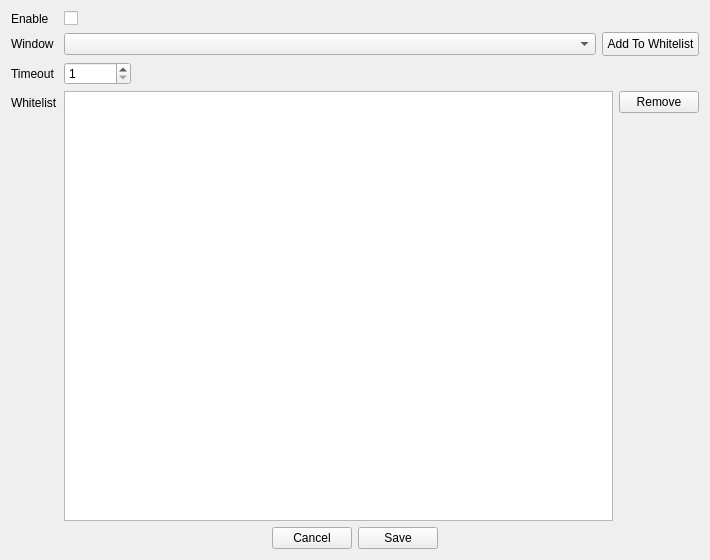
First picture: the form in ui/obsplayui.ui, repository lolepop/obsplay, before the edit.
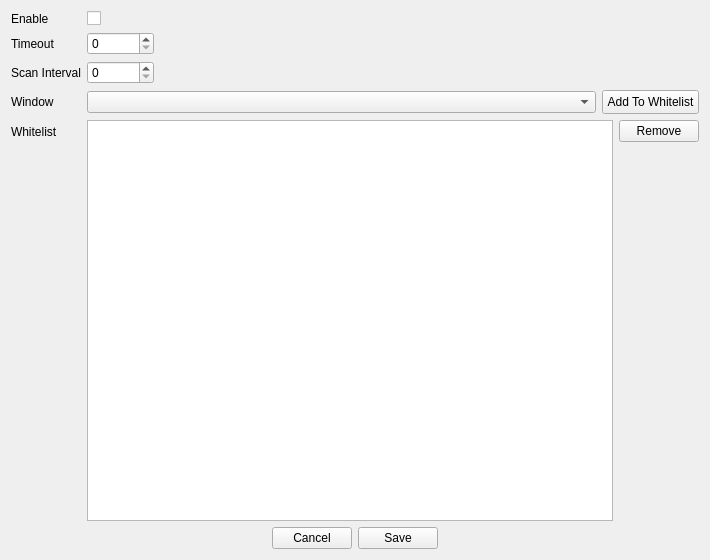
Second picture: the form after the edit.

Commit message: timeout setting and fix leaks

Diff of the .ui file:
```diff
--- a/ui/obsplayui.ui
+++ b/ui/obsplayui.ui
@@ -52,6 +52,55 @@
       </widget>
      </item>
      <item row="1" column="0">
+      <widget class="QLabel" name="label_3">
+       <property name="text">
+        <string>Timeout</string>
+       </property>
+       <property name="margin">
+        <number>4</number>
+       </property>
+      </widget>
+     </item>
+     <item row="1" column="1">
+      <widget class="QSpinBox" name="timeoutBox">
+       <property name="sizePolicy">
+        <sizepolicy hsizetype="Fixed" vsizetype="Fixed">
+         <horstretch>0</horstretch>
+         <verstretch>0</verstretch>
+        </sizepolicy>
+       </property>
+       <property name="minimum">
+        <number>0</number>
+       </property>
+       <property name="maximum">
+        <number>2147483647</number>
+       </property>
+      </widget>
+     </item>
+     <item row="2" column="0">
+      <widget class="QLabel" name="label_4">
+       <property name="text">
+        <string>Scan Interval</string>
+       </property>
+       <property name="margin">
+        <number>4</number>
+       </property>
+      </widget>
+     </item>
+     <item row="2" column="1">
+      <widget class="QSpinBox" name="intervalBox">
+       <property name="sizePolicy">
+        <sizepolicy hsizetype="Fixed" vsizetype="Fixed">
+         <horstretch>0</horstretch>
+         <verstretch>0</verstretch>
+        </sizepolicy>
+       </property>
+       <property name="maximum">
+        <number>2147483647</number>
+       </property>
+      </widget>
+     </item>
+     <item row="3" column="0">
       <widget class="QLabel" name="label">
        <property name="text">
         <string>Window</string>
@@ -64,7 +113,7 @@
        </property>
       </widget>
      </item>
-     <item row="1" column="1">
+     <item row="3" column="1">
       <layout class="QHBoxLayout" name="horizontalLayout" stretch="0,0">
        <item>
         <widget class="QComboBox" name="windowBox">
@@ -97,7 +146,7 @@
        </item>
       </layout>
      </item>
-     <item row="3" column="0">
+     <item row="4" column="0">
       <widget class="QLabel" name="label_2">
        <property name="text">
         <string>Whitelist</string>
@@ -110,7 +159,7 @@
        </property>
       </widget>
      </item>
-     <item row="3" column="1">
+     <item row="4" column="1">
       <layout class="QHBoxLayout" name="horizontalLayout_3">
        <item>
         <widget class="QListView" name="whitelist"/>
@@ -141,32 +190,6 @@
        </item>
       </layout>
      </item>
-     <item row="2" column="0">
-      <widget class="QLabel" name="label_3">
-       <property name="text">
-        <string>Timeout</string>
-       </property>
-       <property name="margin">
-        <number>4</number>
-       </property>
-      </widget>
-     </item>
-     <item row="2" column="1">
-      <widget class="QSpinBox" name="timeoutBox">
-       <property name="sizePolicy">
-        <sizepolicy hsizetype="Fixed" vsizetype="Fixed">
-         <horstretch>0</horstretch>
-         <verstretch>0</verstretch>
-        </sizepolicy>
-       </property>
-       <property name="minimum">
-        <number>1</number>
-       </property>
-       <property name="maximum">
-        <number>2147483647</number>
-       </property>
-      </widget>
-     </item>
     </layout>
    </item>
    <item>
```
The commit also changes 4 other files.
